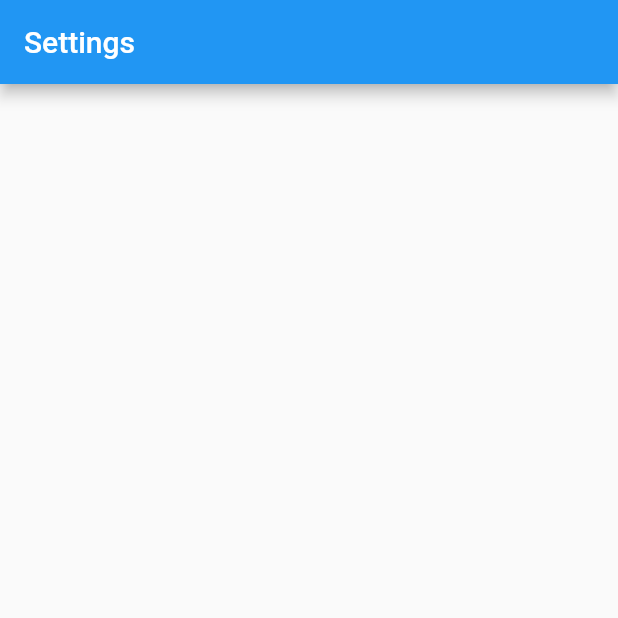
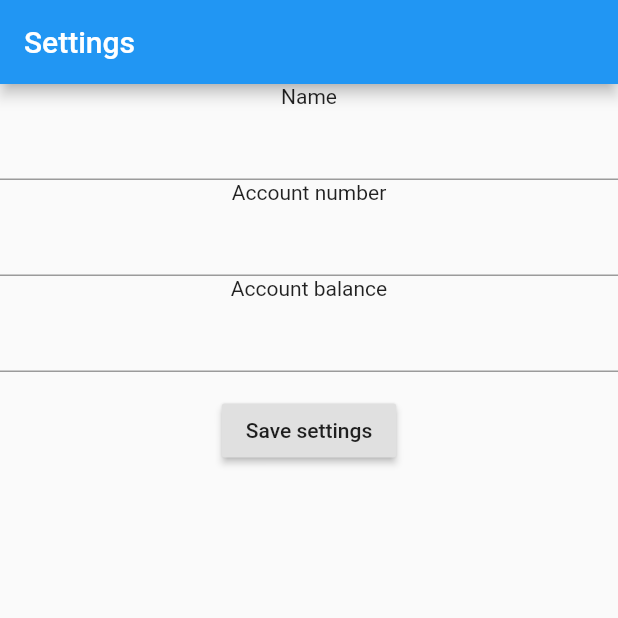
Before and after one commit to marcellocamara/InternetBanking, a Flutter app: the screen it shows after launch, on a phone screen of 412 x 824 dp, the top half of it. Run offline on Flutter 3.47's test engine with Material 2 defaults, Android fonts, the light colour scheme and no system bars; our stand-ins replace flutter_bloc.

Commit message:
feat: settings page, event, state and bloc

```diff
--- a/lib/app/app.dart
+++ b/lib/app/app.dart
@@ -1,6 +1,9 @@
 import 'package:flutter/material.dart';
+import 'package:flutter_bloc/flutter_bloc.dart';
 
 import 'app.routes.dart';
+import 'features/settings/settings.bloc.dart';
+import 'features/settings/settings.state.dart';
 
 /// Created by marcellocamara@id.uff.br on 02/06/2021.
 
@@ -9,12 +12,19 @@ class MainApp extends StatelessWidget {
 
   @override
   Widget build(BuildContext context) {
-    return MaterialApp(
-      title: 'Internet Banking Simulator',
-      theme: ThemeData(
-        primarySwatch: Colors.blue,
+    return MultiBlocProvider(
+      providers: [
+        BlocProvider(
+          create: (context) => SettingsBloc(SettingsState()),
+        ),
+      ],
+      child: MaterialApp(
+        title: 'Internet Banking Simulator',
+        theme: ThemeData(
+          primarySwatch: Colors.blue,
+        ),
+        onGenerateRoute: _appRoutes.onGenerateRoute,
       ),
-      onGenerateRoute: _appRoutes.onGenerateRoute,
     );
   }
 }
--- /dev/null
+++ b/lib/app/features/settings/settings.bloc.dart
@@ -0,0 +1,25 @@
+import 'package:flutter_bloc/flutter_bloc.dart';
+
+import 'settings.event.dart';
+import 'settings.state.dart';
+
+/// Created by marcellocamara@id.uff.br on 03/06/2021.
+
+class SettingsBloc extends Bloc<SettingsEvent, SettingsState> {
+  SettingsBloc(SettingsState initialState) : super(initialState);
+
+  @override
+  Stream<SettingsState> mapEventToState(SettingsEvent event) async* {
+    if (event is NameChanged) {
+      yield state.copyWith(name: event.name);
+    } else if (event is AccountNumberChanged) {
+      yield state.copyWith(accountNumber: event.accountNumber);
+    } else if (event is BalanceChanged) {
+      yield state.copyWith(balance: double.tryParse(event.balance) ?? 0);
+    } else if (event is SaveSettings) {
+      yield state.copyWith(isCurrentLoading: true);
+      await Future.delayed(const Duration(seconds: 5));
+      yield state.copyWith(isCurrentLoading: false);
+    }
+  }
+}
--- /dev/null
+++ b/lib/app/features/settings/settings.event.dart
@@ -0,0 +1,23 @@
+/// Created by marcellocamara@id.uff.br on 03/06/2021.
+
+abstract class SettingsEvent {}
+
+class NameChanged extends SettingsEvent {
+  final String name;
+
+  NameChanged({this.name});
+}
+
+class AccountNumberChanged extends SettingsEvent {
+  final String accountNumber;
+
+  AccountNumberChanged({this.accountNumber});
+}
+
+class BalanceChanged extends SettingsEvent {
+  final String balance;
+
+  BalanceChanged({this.balance});
+}
+
+class SaveSettings extends SettingsEvent {}
--- a/lib/app/features/settings/settings.page.dart
+++ b/lib/app/features/settings/settings.page.dart
@@ -1,15 +1,65 @@
 import 'package:flutter/material.dart';
+import 'package:flutter_bloc/flutter_bloc.dart';
+
+import 'settings.bloc.dart';
+import 'settings.event.dart';
+import 'settings.state.dart';
 
 /// Created by marcellocamara@id.uff.br on 03/06/2021.
 
 class SettingsPage extends StatelessWidget {
   @override
   Widget build(BuildContext context) {
-    return Scaffold(
-      appBar: AppBar(
-        title: const Text('Settings'),
+    return BlocBuilder<SettingsBloc, SettingsState>(
+      builder: (_, state) => WillPopScope(
+        onWillPop: () => Future.value(!state.isCurrentLoading),
+        child: Scaffold(
+          appBar: AppBar(
+            title: const Text('Settings'),
+          ),
+          body: Center(
+            child: Column(
+              children: [
+                const Text('Name'),
+                TextFormField(
+                  enabled: !state.isCurrentLoading,
+                  initialValue: state.name,
+                  keyboardType: TextInputType.text,
+                  onChanged: (value) => context.read<SettingsBloc>().add(
+                        NameChanged(name: value),
+                      ),
+                ),
+                const Text('Account number'),
+                TextFormField(
+                  enabled: !state.isCurrentLoading,
+                  initialValue: state.accountNumber,
+                  keyboardType: TextInputType.numberWithOptions(),
+                  onChanged: (value) => context.read<SettingsBloc>().add(
+                        AccountNumberChanged(accountNumber: value),
+                      ),
+                ),
+                const Text('Account balance'),
+                TextFormField(
+                  enabled: !state.isCurrentLoading,
+                  initialValue:
+                      state.balance == 0 ? '' : state.balance.toString(),
+                  keyboardType: TextInputType.number,
+                  onChanged: (value) => context.read<SettingsBloc>().add(
+                        BalanceChanged(balance: value),
+                      ),
+                ),
+                const SizedBox(height: 15),
+                RaisedButton(
+                  onPressed: state.isCurrentLoading
+                      ? null
+                      : () => context.read<SettingsBloc>().add(SaveSettings()),
+                  child: const Text('Save settings'),
+                ),
+              ],
+            ),
+          ),
+        ),
       ),
-      body: Container(),
     );
   }
 }
--- /dev/null
+++ b/lib/app/features/settings/settings.state.dart
@@ -0,0 +1,28 @@
+/// Created by marcellocamara@id.uff.br on 03/06/2021.
+
+class SettingsState {
+  final String name, accountNumber;
+  final double balance;
+  final bool isCurrentLoading;
+
+  SettingsState({
+    this.name = '',
+    this.accountNumber = '',
+    this.balance = 0,
+    this.isCurrentLoading = false,
+  });
+
+  SettingsState copyWith({
+    String name,
+    String accountNumber,
+    double balance,
+    bool isCurrentLoading,
+  }) {
+    return SettingsState(
+      name: name ?? this.name,
+      accountNumber: accountNumber ?? this.accountNumber,
+      balance: balance ?? this.balance,
+      isCurrentLoading: isCurrentLoading ?? this.isCurrentLoading,
+    );
+  }
+}
```
